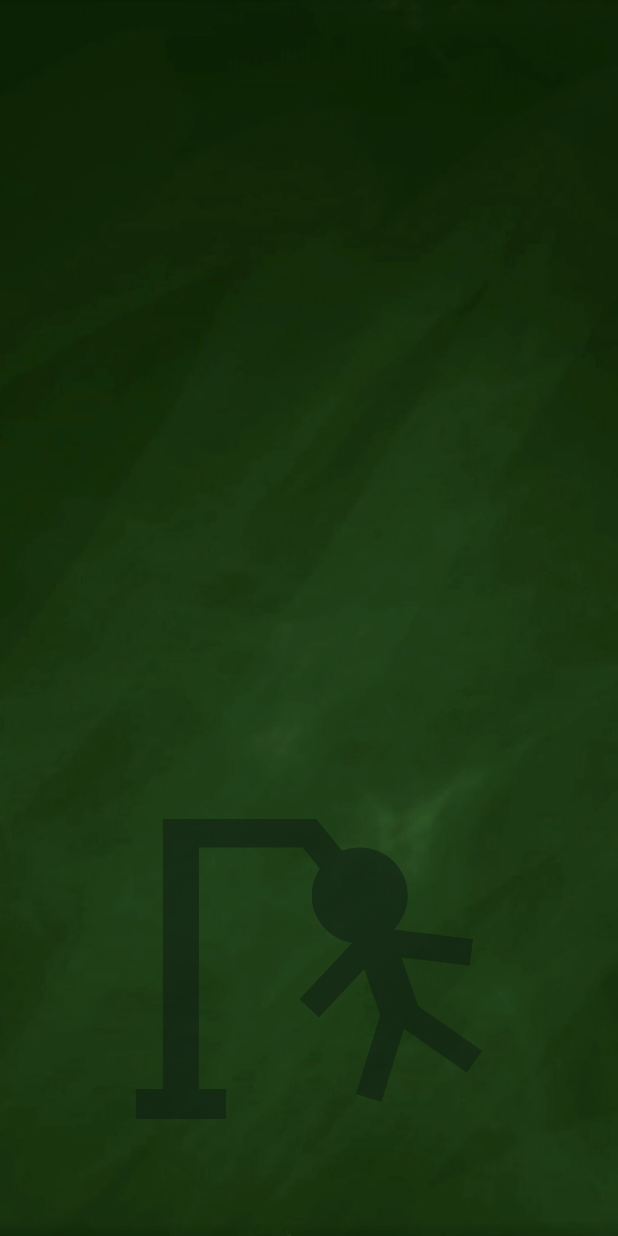
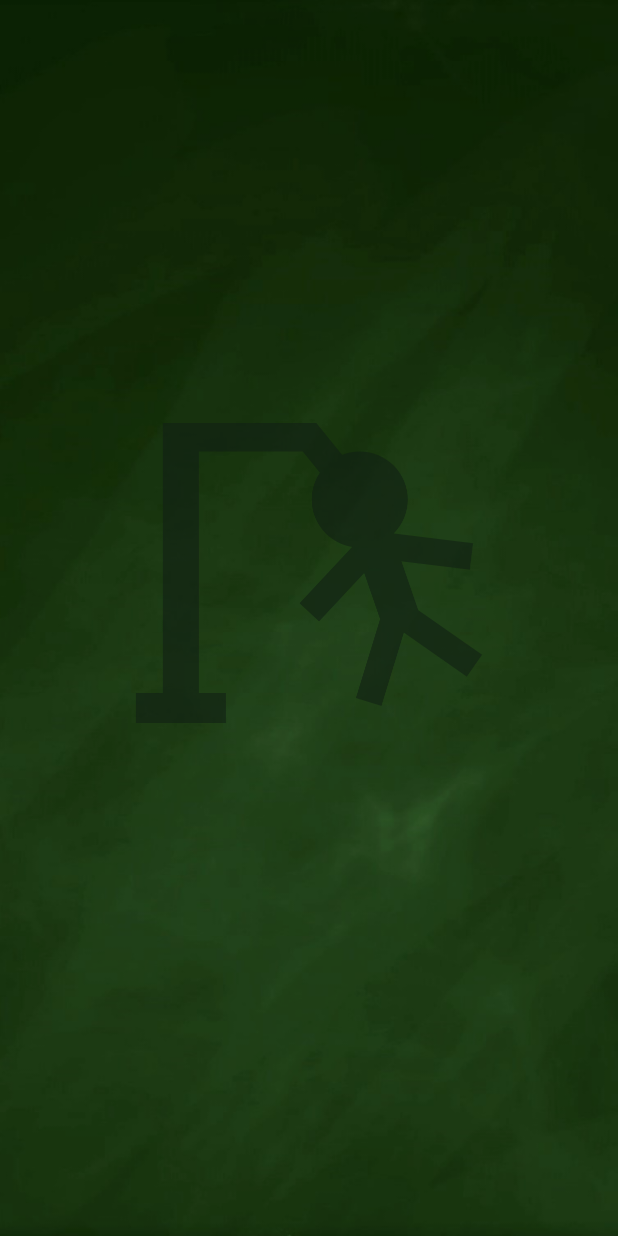
Before and after one commit to 5akda/ThoeicHangman, an Android app: the layout activity_game.xml on its own in the app's theme, with its tools: preview values and no code run, on a phone screen of 412 x 824 dp. Run offline under Robolectric (Android 15) with nearby library versions, the phone set to English and light mode, and no system bars; network calls fail.

Commit message:
[reformat] optimize import

```diff
--- a/app/src/main/java/tech/parzival48/thoeic/ui/game/GameViewModel.kt
+++ b/app/src/main/java/tech/parzival48/thoeic/ui/game/GameViewModel.kt
@@ -4,11 +4,9 @@ import androidx.lifecycle.MutableLiveData
 import androidx.lifecycle.ViewModel
 import androidx.lifecycle.viewModelScope
 import kotlinx.coroutines.launch
-import kotlinx.coroutines.runBlocking
 import tech.parzival48.thoeic.model.Word
 import tech.parzival48.thoeic.network.WordApiService
 import tech.parzival48.thoeic.repository.WordDataSource
-import timber.log.Timber
 import java.util.*
 
 class GameViewModel(apiService: WordApiService) : ViewModel() {
--- a/app/src/main/java/tech/parzival48/thoeic/ui/game/KeyboardFragment.kt
+++ b/app/src/main/java/tech/parzival48/thoeic/ui/game/KeyboardFragment.kt
@@ -5,14 +5,10 @@ import android.os.Bundle
 import android.view.LayoutInflater
 import android.view.View
 import android.view.ViewGroup
-import android.widget.Button
 import android.widget.TextView
-import android.widget.Toast
 import androidx.fragment.app.Fragment
 import org.koin.androidx.viewmodel.ext.android.sharedViewModel
-import org.koin.androidx.viewmodel.ext.android.viewModel
 import tech.parzival48.thoeic.databinding.FragmentKeyboardBinding
-import timber.log.Timber
 
 class KeyboardFragment : Fragment() {
 
--- a/app/src/main/java/tech/parzival48/thoeic/ui/splash/SplashViewModel.kt
+++ b/app/src/main/java/tech/parzival48/thoeic/ui/splash/SplashViewModel.kt
@@ -2,7 +2,6 @@ package tech.parzival48.thoeic.ui.splash
 
 import android.net.ConnectivityManager
 import android.net.NetworkCapabilities
-import androidx.lifecycle.LiveData
 import androidx.lifecycle.MutableLiveData
 import androidx.lifecycle.ViewModel
 import androidx.lifecycle.viewModelScope
--- a/app/src/main/res/layout/activity_game.xml
+++ b/app/src/main/res/layout/activity_game.xml
@@ -5,15 +5,6 @@
 	android:layout_width="match_parent"
 	android:layout_height="match_parent"
 	android:background="@drawable/main_app_background">
-
-	<ImageView
-		tools:src="@drawable/hangman_0"
-		android:alpha="0.6"
-		android:id="@+id/imgHangman"
-		android:layout_marginBottom="24dp"
-		android:layout_width="match_parent"
-		android:layout_height="200dp"
-		app:layout_constraintBottom_toTopOf="@id/txtDisplay"/>
 
 	<FrameLayout
 		android:id="@+id/keyboardLayout"
@@ -37,6 +28,17 @@
 		android:background="@color/darkGrayTrans"
 		android:visibility="gone"
 		app:layout_constraintTop_toTopOf="parent" />
+
+	<ImageView
+		android:id="@+id/imgHangman"
+		android:layout_width="match_parent"
+		android:layout_height="wrap_content"
+		android:layout_marginBottom="24dp"
+		android:layout_marginTop="18dp"
+		android:alpha="0.6"
+		app:layout_constraintBottom_toTopOf="@id/txtDisplay"
+		app:layout_constraintTop_toTopOf="parent"
+		tools:src="@drawable/hangman_0" />
 
 	<TextView
 		android:id="@+id/txtDisplay"
```
Also changed, not shown: app/src/main/res/layout/fragment_game_over.xml (+7 -8 lines), app/src/main/res/layout/fragment_success.xml (+12 -13 lines).
